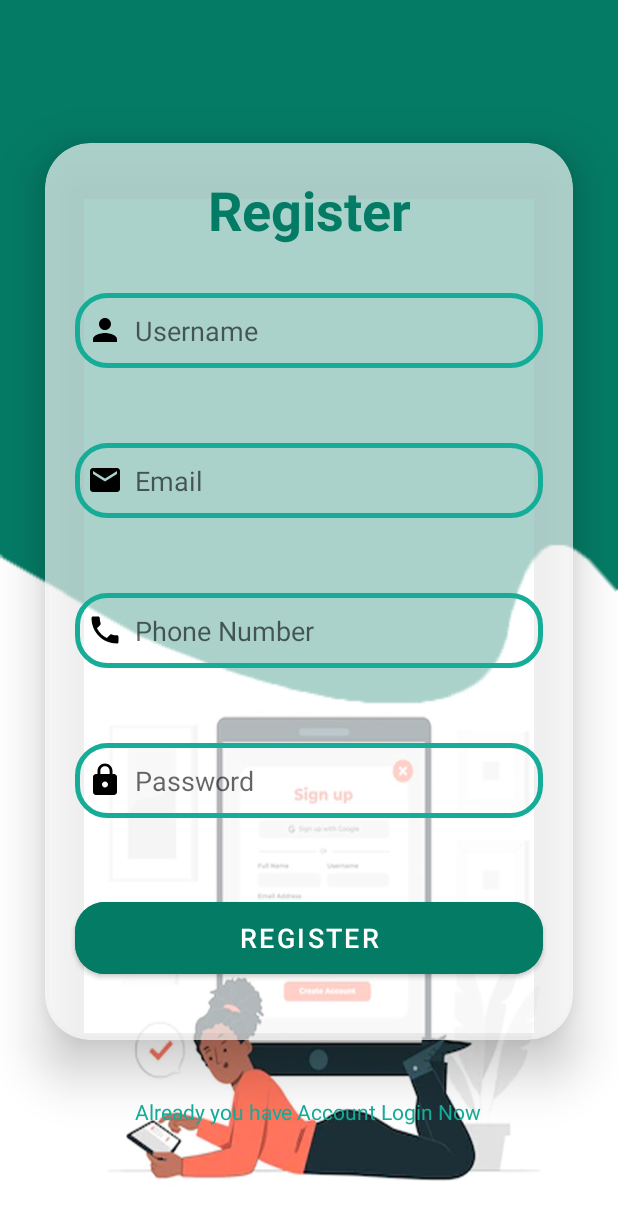
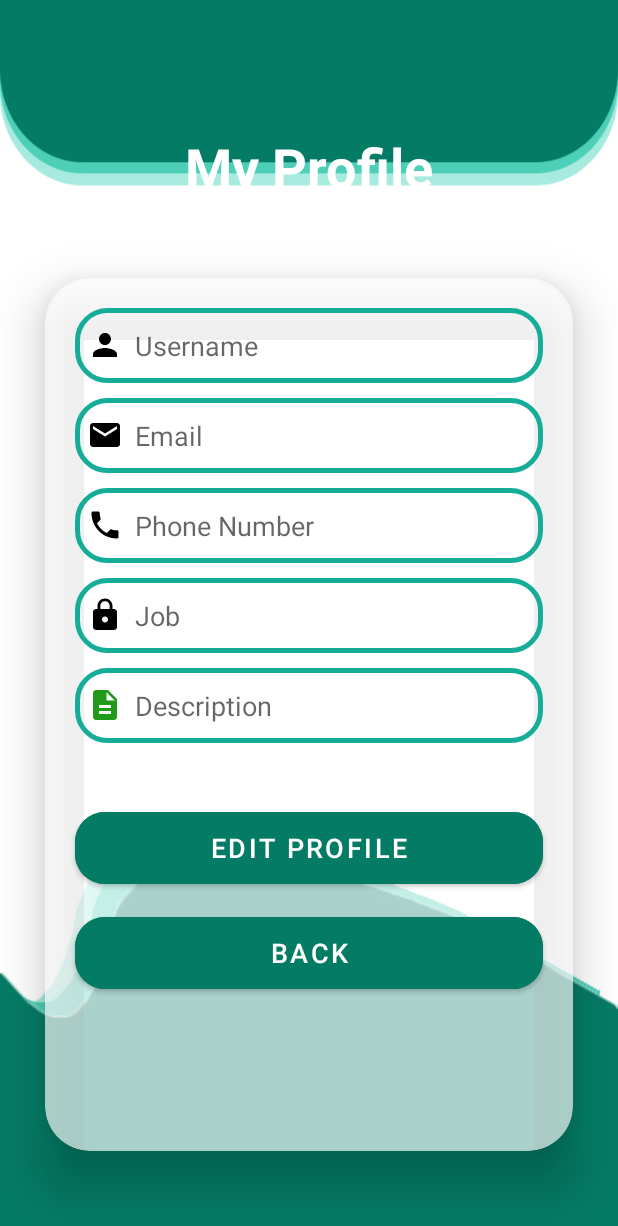
Before and after one commit to GimhanD7/Project-MAD, an Android app: the screen it shows after launch (MainActivity), on a phone screen of 412 x 824 dp. Shown: the top 1226 px of the screen. Run offline under Robolectric (Android 15) with nearby library versions, the phone set to English and light mode, and no system bars.

```diff
--- a/app/src/main/java/com/example/madproject/MainActivity.kt
+++ b/app/src/main/java/com/example/madproject/MainActivity.kt
@@ -13,7 +13,7 @@ class MainActivity : AppCompatActivity() {
         this.window.setFlags(WindowManager.LayoutParams.FLAG_FULLSCREEN,WindowManager.LayoutParams.FLAG_FULLSCREEN);
         getSupportActionBar()?.hide();
 
-        setContentView(R.layout.activity_register)
+        setContentView(R.layout.activity_profile)
     }
 
 
--- /dev/null
+++ b/app/src/main/res/drawable/profile_add.xml
@@ -0,0 +1,5 @@
+<vector android:height="15dp" android:tint="#001AFF"
+    android:viewportHeight="24" android:viewportWidth="24"
+    android:width="15dp" xmlns:android="http://schemas.android.com/apk/res/android">
+    <path android:fillColor="@android:color/white" android:pathData="M13,7h-2v4L7,11v2h4v4h2v-4h4v-2h-4L13,7zM12,2C6.48,2 2,6.48 2,12s4.48,10 10,10 10,-4.48 10,-10S17.52,2 12,2zM12,20c-4.41,0 -8,-3.59 -8,-8s3.59,-8 8,-8 8,3.59 8,8 -3.59,8 -8,8z"/>
+</vector>
--- /dev/null
+++ b/app/src/main/res/drawable/profile_description.xml
@@ -0,0 +1,5 @@
+<vector android:height="24dp" android:tint="#229A19"
+    android:viewportHeight="24" android:viewportWidth="24"
+    android:width="24dp" xmlns:android="http://schemas.android.com/apk/res/android">
+    <path android:fillColor="@android:color/white" android:pathData="M14,2L6,2c-1.1,0 -1.99,0.9 -1.99,2L4,20c0,1.1 0.89,2 1.99,2L18,22c1.1,0 2,-0.9 2,-2L20,8l-6,-6zM16,18L8,18v-2h8v2zM16,14L8,14v-2h8v2zM13,9L13,3.5L18.5,9L13,9z"/>
+</vector>
--- /dev/null
+++ b/app/src/main/res/drawable/profile_edit.xml
@@ -0,0 +1,5 @@
+<vector android:height="24dp" android:tint="#FFFFFF"
+    android:viewportHeight="24" android:viewportWidth="24"
+    android:width="24dp" xmlns:android="http://schemas.android.com/apk/res/android">
+    <path android:fillColor="@android:color/white" android:pathData="M3,17.25V21h3.75L17.81,9.94l-3.75,-3.75L3,17.25zM20.71,7.04c0.39,-0.39 0.39,-1.02 0,-1.41l-2.34,-2.34c-0.39,-0.39 -1.02,-0.39 -1.41,0l-1.83,1.83 3.75,3.75 1.83,-1.83z"/>
+</vector>
--- /dev/null
+++ b/app/src/main/res/drawable/profile_person.xml
@@ -0,0 +1,5 @@
+<vector android:height="24dp" android:tint="#229A19"
+    android:viewportHeight="24" android:viewportWidth="24"
+    android:width="24dp" xmlns:android="http://schemas.android.com/apk/res/android">
+    <path android:fillColor="@android:color/white" android:pathData="M12,5.9c1.16,0 2.1,0.94 2.1,2.1s-0.94,2.1 -2.1,2.1S9.9,9.16 9.9,8s0.94,-2.1 2.1,-2.1m0,9c2.97,0 6.1,1.46 6.1,2.1v1.1L5.9,18.1L5.9,17c0,-0.64 3.13,-2.1 6.1,-2.1M12,4C9.79,4 8,5.79 8,8s1.79,4 4,4 4,-1.79 4,-4 -1.79,-4 -4,-4zM12,13c-2.67,0 -8,1.34 -8,4v3h16v-3c0,-2.66 -5.33,-4 -8,-4z"/>
+</vector>
--- a/app/src/main/res/layout/activity_profile.xml
+++ b/app/src/main/res/layout/activity_profile.xml
@@ -5,46 +5,43 @@
     xmlns:tools="http://schemas.android.com/tools"
     android:layout_width="match_parent"
     android:layout_height="match_parent"
-
+    android:gravity="center"
     android:orientation="vertical"
-    android:gravity="center"
-    android:background="@drawable/register_imge"
+    android:background="@drawable/profile_imge"
     tools:context=".MainActivity"
     >
+    <TextView
+        android:id="@+id/loginText"
+        android:layout_width="match_parent"
+        android:layout_height="wrap_content"
+        android:layout_marginLeft="10dp"
+        android:layout_marginTop="60dp"
+        android:layout_marginRight="10dp"
+        android:layout_marginBottom="20dp"
+        android:orientation="vertical"
+        android:text="My Profile"
+        android:textAlignment="center"
+        android:textColor="@color/white"
+        android:textSize="36sp"
+        android:textStyle="bold"
+        />
 
     <androidx.cardview.widget.CardView
         android:layout_width="match_parent"
-        android:layout_height="598dp"
+        android:layout_height="582dp"
         android:layout_margin="30dp"
         android:background="@drawable/register_imge"
         android:backgroundTint="#A9FFFFFF"
         app:cardCornerRadius="30dp"
         app:cardElevation="20dp">
-        <de.hdodenhof.circleimageview.CircleImageView
 
-            />
-
-        <TextView
-            android:id="@+id/loginText"
-            android:layout_width="match_parent"
-            android:layout_height="wrap_content"
-            android:layout_marginLeft="10dp"
-            android:layout_marginTop="20dp"
-            android:layout_marginRight="10dp"
-            android:layout_marginBottom="20dp"
-            android:orientation="vertical"
-            android:text="Register"
-            android:textAlignment="center"
-            android:textColor="@color/green1"
-            android:textSize="36sp"
-            android:textStyle="bold" />
 
         <EditText
-            android:id="@+id/register_username"
+            android:id="@+id/profile_username"
             android:layout_width="match_parent"
             android:layout_height="50dp"
             android:layout_marginLeft="20dp"
-            android:layout_marginTop="100dp"
+            android:layout_marginTop="20dp"
             android:layout_marginRight="20dp"
             android:layout_marginBottom="20dp"
             android:background="@drawable/custom_edittext"
@@ -56,11 +53,11 @@
             android:textColorHighlight="@color/cardview_dark_background" />
 
         <EditText
-            android:id="@+id/register_email"
+            android:id="@+id/profile_email"
             android:layout_width="match_parent"
             android:layout_height="50dp"
             android:layout_marginLeft="20dp"
-            android:layout_marginTop="200dp"
+            android:layout_marginTop="80dp"
             android:layout_marginRight="20dp"
             android:layout_marginBottom="20dp"
             android:background="@drawable/custom_edittext"
@@ -74,11 +71,11 @@
             android:textColorHighlight="@color/cardview_dark_background" />
 
         <EditText
-            android:id="@+id/register_phone_number"
+            android:id="@+id/profile_phone_number"
             android:layout_width="match_parent"
             android:layout_height="50dp"
             android:layout_marginLeft="20dp"
-            android:layout_marginTop="300dp"
+            android:layout_marginTop="140dp"
             android:layout_marginRight="20dp"
             android:layout_marginBottom="20dp"
             android:background="@drawable/custom_edittext"
@@ -92,46 +89,73 @@
             android:textColorHighlight="@color/cardview_dark_background" />
 
         <EditText
-            android:id="@+id/register_password"
+            android:id="@+id/profile_job"
             android:layout_width="match_parent"
             android:layout_height="50dp"
             android:layout_marginLeft="20dp"
-            android:layout_marginTop="400dp"
+            android:layout_marginTop="200dp"
             android:layout_marginRight="20dp"
             android:layout_marginBottom="20dp"
             android:background="@drawable/custom_edittext"
 
             android:drawableStart="@drawable/login_lock"
             android:drawablePadding="8dp"
-            android:hint="Password"
-            android:inputType="textPassword"
+            android:hint="Job"
+
             android:padding="8dp"
             android:textColor="@color/black"
             android:textColorHighlight="@color/cardview_dark_background" />
+
+        <EditText
+            android:id="@+id/profile_descreption"
+            android:layout_width="match_parent"
+            android:layout_height="50dp"
+            android:layout_marginLeft="20dp"
+            android:layout_marginTop="260dp"
+            android:layout_marginRight="20dp"
+            android:layout_marginBottom="20dp"
+            android:background="@drawable/custom_edittext"
+            android:drawableStart="@drawable/profile_description"
+            android:drawablePadding="8dp"
+            android:hint="Description"
+            android:inputType="textMultiLine"
+
+            android:padding="8dp"
+            android:textColor="@color/black"
+            android:textColorHighlight="@color/cardview_dark_background" />
+
 
         <Button
             android:id="@+id/loginButton"
             android:layout_width="match_parent"
             android:layout_height="60dp"
             android:layout_marginLeft="20dp"
-            android:layout_marginTop="500dp"
+            android:layout_marginTop="350dp"
             android:layout_marginRight="20dp"
             android:backgroundTint="@color/green1"
-            android:text="Register"
+            android:drawableStart="@drawable/profile_edit"
+            android:text="Edit Profile"
+            android:textSize="18sp"
+            app:cornerRadius="20dp"
+            />
+
+        <Button
+            android:id="@+id/BackButton"
+            android:layout_width="match_parent"
+            android:layout_height="60dp"
+            android:layout_marginLeft="20dp"
+            android:layout_marginTop="420dp"
+            android:layout_marginRight="20dp"
+            android:backgroundTint="@color/green1"
+            android:text="Back"
             android:textSize="18sp"
             app:cornerRadius="20dp" />
+
+
     </androidx.cardview.widget.CardView>
 
-    <TextView
-        android:id="@+id/signupText"
-        android:layout_width="wrap_content"
-        android:layout_height="wrap_content"
-        android:padding="8dp"
 
-        android:text="Already you have Account Login Now"
-        android:textAlignment="center"
-        android:textColor="@color/green2"
-        android:textSize="14sp" />
+
 
 
 </LinearLayout>
```
Also changed, not shown: app/src/main/res/drawable/profile_imge.jpg (added).
